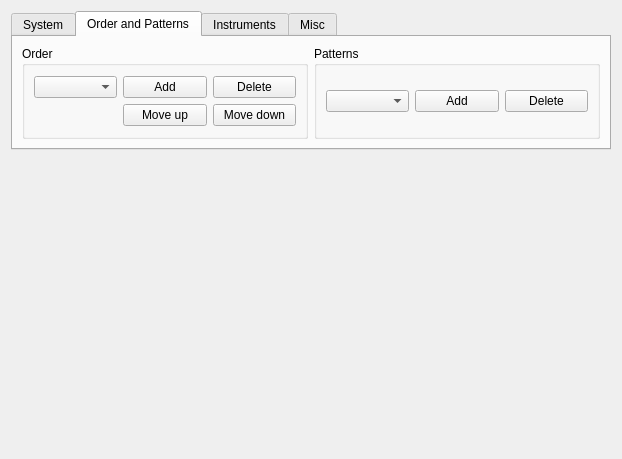
Qt form source/trsedocuments/formttredit.ui (leuat/TRSE) before a commit.
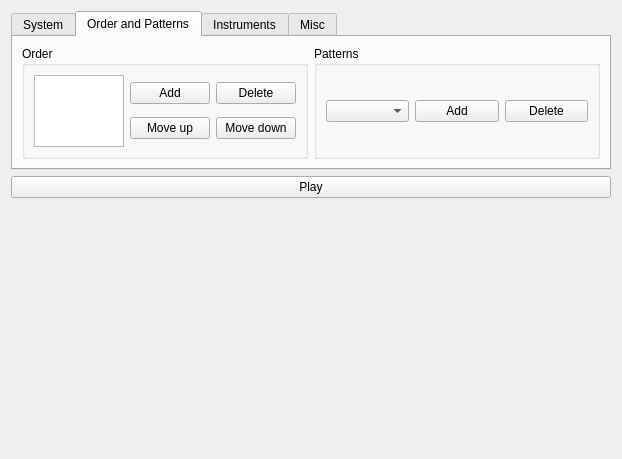
The same form after that commit.

The edit to the form file:
```diff
--- a/source/trsedocuments/formttredit.ui
+++ b/source/trsedocuments/formttredit.ui
@@ -46,7 +46,7 @@
       </attribute>
       <layout class="QGridLayout" name="gridLayout_2">
        <item row="0" column="0">
-        <layout class="QHBoxLayout" name="horizontalLayout">
+        <layout class="QHBoxLayout" name="horizontalLayout" stretch="1,1">
          <item>
           <widget class="QGroupBox" name="groupBox">
            <property name="title">
@@ -54,35 +54,45 @@
            </property>
            <layout class="QGridLayout" name="gridLayout_8">
             <item row="0" column="0">
-             <layout class="QGridLayout" name="gridLayout_3">
+             <layout class="QGridLayout" name="gridLayout_3" columnstretch="1,1">
+              <item row="2" column="1">
+               <layout class="QGridLayout" name="gridLayout_12">
               <item row="0" column="0">
-               <widget class="QComboBox" name="cmbPattern"/>
-              </item>
-              <item row="1" column="1">
+                 <widget class="QPushButton" name="btnNewOrder">
+                  <property name="text">
+                   <string>Add</string>
+                  </property>
+                 </widget>
+                </item>
+                <item row="0" column="1">
+                 <widget class="QPushButton" name="btnDeleteOrder">
+                  <property name="text">
+                   <string>Delete</string>
+                  </property>
+                 </widget>
+                </item>
+                <item row="1" column="0">
                <widget class="QPushButton" name="btnOrderMoveUp">
                 <property name="text">
                  <string>Move up</string>
                 </property>
                </widget>
               </item>
-              <item row="1" column="2">
+                <item row="1" column="1">
                <widget class="QPushButton" name="btnOrderMoveDown">
                 <property name="text">
                  <string>Move down</string>
                 </property>
                </widget>
               </item>
-              <item row="0" column="1">
-               <widget class="QPushButton" name="btnNewOrder">
-                <property name="text">
-                 <string>Add</string>
-                </property>
-               </widget>
+               </layout>
               </item>
-              <item row="0" column="2">
-               <widget class="QPushButton" name="btnDeleteOrder">
-                <property name="text">
-                 <string>Delete</string>
+              <item row="2" column="0">
+               <widget class="QListWidget" name="lstOrders">
+                <property name="font">
+                 <font>
+                  <family>Courier New</family>
+                 </font>
                 </property>
                </widget>
               </item>
@@ -209,7 +219,18 @@
      </widget>
     </widget>
    </item>
-   <item row="6" column="0">
+   <item row="2" column="0">
+    <layout class="QGridLayout" name="gridLayout_11">
+     <item row="0" column="0">
+      <widget class="QPushButton" name="btnPlay">
+       <property name="text">
+        <string>Play</string>
+       </property>
+      </widget>
+     </item>
+    </layout>
+   </item>
+   <item row="7" column="0">
     <layout class="QVBoxLayout" name="verticalLayout">
      <item>
       <layout class="QHBoxLayout" name="lyTrackers"/>
```
Left out of the diff: 6 changed lines with no effect on the pictures. Lines whose indentation alone changed are shown as unchanged.
